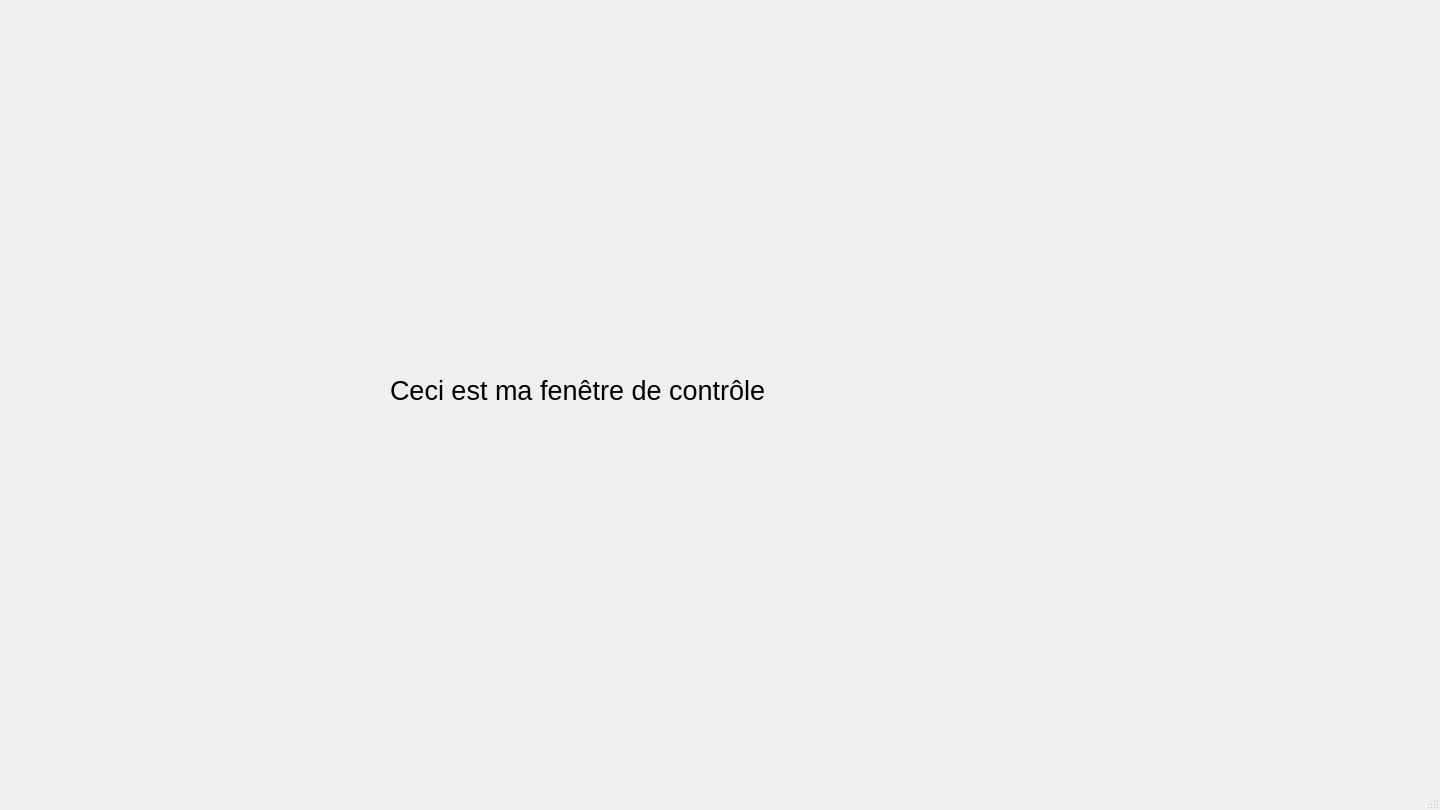
Above: ui/control.ui from Elfix3/TCO_PROCESS before the change. Below: the same form after it.
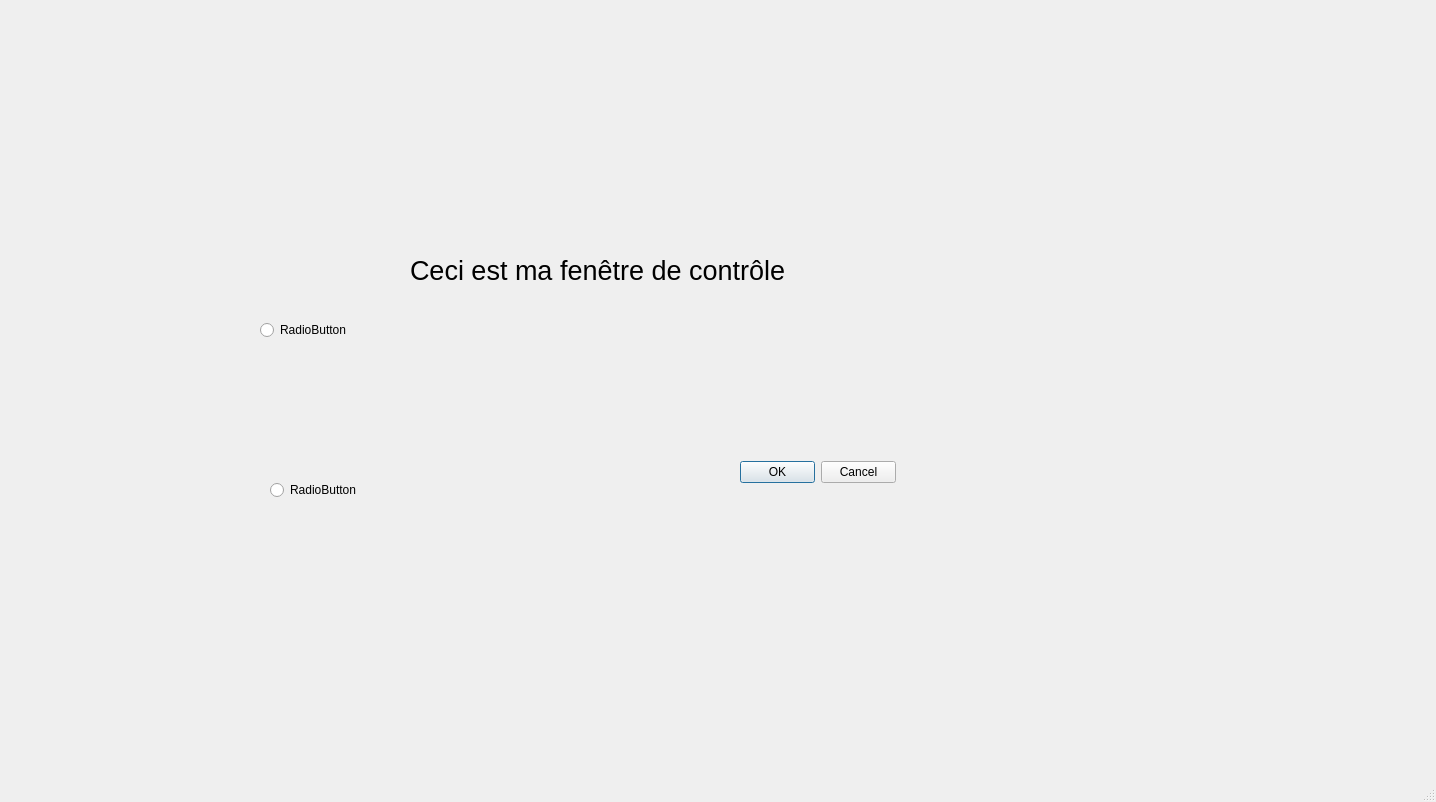
That is the form after the change.

What changed in the file:
```diff
--- a/ui/control.ui
+++ b/ui/control.ui
@@ -6,8 +6,8 @@
    <rect>
     <x>0</x>
     <y>0</y>
-    <width>1440</width>
-    <height>810</height>
+    <width>1436</width>
+    <height>802</height>
    </rect>
   </property>
   <property name="windowTitle">
@@ -17,8 +17,8 @@
    <widget class="QLabel" name="label">
     <property name="geometry">
      <rect>
-      <x>390</x>
-      <y>280</y>
+      <x>410</x>
+      <y>160</y>
       <width>441</width>
       <height>221</height>
      </rect>
@@ -32,6 +32,45 @@
      <string>Ceci est ma fenêtre de contrôle</string>
     </property>
    </widget>
+   <widget class="QRadioButton" name="radioButton">
+    <property name="geometry">
+     <rect>
+      <x>270</x>
+      <y>480</y>
+      <width>92</width>
+      <height>20</height>
+     </rect>
+    </property>
+    <property name="text">
+     <string>RadioButton</string>
+    </property>
+   </widget>
+   <widget class="QDialogButtonBox" name="buttonBox">
+    <property name="geometry">
+     <rect>
+      <x>740</x>
+      <y>460</y>
+      <width>156</width>
+      <height>24</height>
+     </rect>
+    </property>
+    <property name="standardButtons">
+     <set>QDialogButtonBox::StandardButton::Cancel|QDialogButtonBox::StandardButton::Ok</set>
+    </property>
+   </widget>
+   <widget class="QRadioButton" name="radioButton_2">
+    <property name="geometry">
+     <rect>
+      <x>260</x>
+      <y>320</y>
+      <width>92</width>
+      <height>20</height>
+     </rect>
+    </property>
+    <property name="text">
+     <string>RadioButton</string>
+    </property>
+   </widget>
   </widget>
   <widget class="QMenuBar" name="menubar">
    <property name="geometry">
```
Left out of the diff: 2 changed lines with no effect on the pictures.
